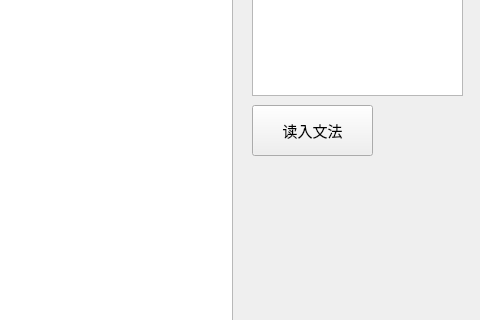
Above: mainwindow.ui from SleepinWei/compiler before the change; both pictures show x 738 to 1218 and y 255 to 575 of the 1218 by 926 pixel window. Below: the same form after it.
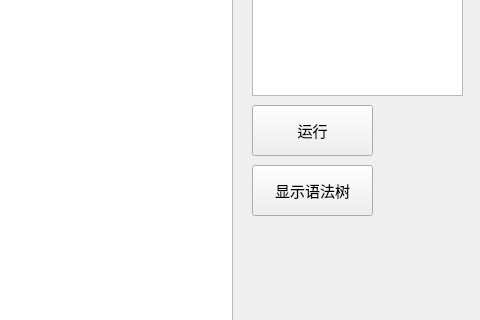
That is the form after the change.

```diff
--- a/mainwindow.ui
+++ b/mainwindow.ui
@@ -55,7 +55,28 @@
      </font>
     </property>
     <property name="text">
-     <string>读入文法</string>
+     <string>运行</string>
+    </property>
+   </widget>
+   <widget class="QPushButton" name="pushButton_2">
+    <property name="geometry">
+     <rect>
+      <x>990</x>
+      <y>420</y>
+      <width>121</width>
+      <height>51</height>
+     </rect>
+    </property>
+    <property name="font">
+     <font>
+      <pointsize>11</pointsize>
+     </font>
+    </property>
+    <property name="text">
+     <string>显示语法树</string>
+    </property>
+    <property name="checkable">
+     <bool>false</bool>
     </property>
    </widget>
   </widget>
```
Left out of the diff: 2 changed lines with no effect on the pictures.
